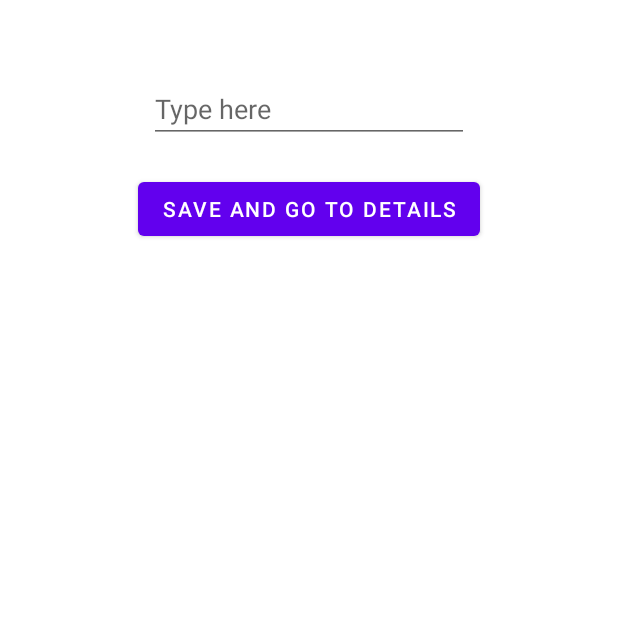
After one commit to priteshRane/AndroidLiveData, an Android app: the ListFragment screen opened through its navigation route, on a phone screen of 412 x 824 dp, the top half of it. The commit adds this screen. Run offline under Robolectric (Android 15) with nearby library versions, the phone set to English and light mode, and no system bars; our stand-ins replace data binding.

Commit message:
LiveData with String data example

```diff
--- a/app/build.gradle
+++ b/app/build.gradle
@@ -44,6 +44,7 @@ dependencies {
     implementation 'androidx.appcompat:appcompat:1.2.0'
     implementation 'com.google.android.material:material:1.2.1'
     implementation 'androidx.constraintlayout:constraintlayout:2.0.4'
+    implementation 'androidx.legacy:legacy-support-v4:1.0.0'
     testImplementation 'junit:junit:4.+'
     androidTestImplementation 'androidx.test.ext:junit:1.1.2'
     androidTestImplementation 'androidx.test.espresso:espresso-core:3.3.0'
--- a/app/src/main/java/com/example/androidlivedata/MainActivity.kt
+++ b/app/src/main/java/com/example/androidlivedata/MainActivity.kt
@@ -6,6 +6,8 @@ import android.util.Log
 import androidx.databinding.DataBindingUtil
 import androidx.lifecycle.Observer
 import androidx.lifecycle.ViewModelProvider
+import androidx.navigation.NavController
+import androidx.navigation.fragment.NavHostFragment
 import com.example.androidlivedata.data.network.MyApiService
 import com.example.androidlivedata.data.network.NetworkConnectionInterceptor
 import com.example.androidlivedata.data.repositories.MovieRepository
@@ -14,23 +16,20 @@ import com.example.androidlivedata.databinding.ActivityMainBinding
 class MainActivity : AppCompatActivity() {
 
     private val TAG = "MainActivity"
-    lateinit var viewModel: MainViewModel
+    private val networkConnectionInterceptor = NetworkConnectionInterceptor(this)
+    private val myApiService = MyApiService(networkConnectionInterceptor)
+    private val movieRepository = MovieRepository(myApiService)
+
     lateinit var viewModelFactory: MainViewModelFactory
     lateinit var binding: ActivityMainBinding
+    lateinit var navController: NavController
     override fun onCreate(savedInstanceState: Bundle?) {
         super.onCreate(savedInstanceState)
-        val networkConnectionInterceptor = NetworkConnectionInterceptor(this)
-        val myApiService = MyApiService(networkConnectionInterceptor)
-        val movieRepository = MovieRepository(myApiService)
 
         viewModelFactory = MainViewModelFactory(movieRepository)
-        viewModel = ViewModelProvider(this, viewModelFactory).get(MainViewModel::class.java)
-
         binding = DataBindingUtil.setContentView(this, R.layout.activity_main)
 
-        viewModel.getMovieList()
-        viewModel.movies.observe(this, Observer {
-            Log.i(TAG, it.toString())
-        })
+        val navHostFragment = supportFragmentManager.findFragmentById(R.id.nav_host_fragment) as NavHostFragment
+        navController = navHostFragment.navController
     }
 }
--- a/app/src/main/java/com/example/androidlivedata/MainViewModel.kt
+++ b/app/src/main/java/com/example/androidlivedata/MainViewModel.kt
@@ -9,12 +9,21 @@ import com.example.androidlivedata.data.repositories.MovieRepository
 import com.example.androidlivedata.util.Coroutines
 import com.example.androidlivedata.util.NoInternetException
 
-class MainViewModel constructor(private val movieRepository: MovieRepository) : ViewModel() {
+class MainViewModel(private val movieRepository: MovieRepository) : ViewModel() {
 
-    val TAG = "MovieListViewModel"
+    private val TAG = "MovieListViewModel"
     private val _movies = MutableLiveData<List<Movie>>()
-    val movies: LiveData<List<Movie>>
+    private val movies: LiveData<List<Movie>>
         get() = _movies
+    var data: MutableLiveData<String> = MutableLiveData<String>()
+
+    fun setDate(value: String) {
+        data.postValue(value)
+    }
+
+    fun getData(): LiveData<String> {
+        return data
+    }
 
     fun getMovieList(): LiveData<List<Movie>> {
         Log.i(TAG, "Get Movies")
--- /dev/null
+++ b/app/src/main/java/com/example/androidlivedata/ui/MainFragment.kt
@@ -0,0 +1,33 @@
+package com.example.androidlivedata.ui
+
+import android.os.Bundle
+import androidx.fragment.app.Fragment
+import android.view.LayoutInflater
+import android.view.View
+import android.view.ViewGroup
+import androidx.databinding.DataBindingUtil
+import androidx.navigation.Navigation
+import com.example.androidlivedata.R
+import com.example.androidlivedata.databinding.FragmentMainBinding
+
+class MainFragment : Fragment() {
+
+    lateinit var binding: FragmentMainBinding
+    override fun onCreate(savedInstanceState: Bundle?) {
+        super.onCreate(savedInstanceState)
+    }
+
+    override fun onCreateView(inflater: LayoutInflater, container: ViewGroup?,
+                              savedInstanceState: Bundle?): View? {
+        binding = DataBindingUtil.inflate(inflater, R.layout.fragment_main, container, false)
+        return binding.root
+    }
+
+    override fun onActivityCreated(savedInstanceState: Bundle?) {
+        super.onActivityCreated(savedInstanceState)
+        binding.btnStringExample.setOnClickListener {
+            val action = MainFragmentDirections.actionMainFragmentToListFragment()
+            Navigation.findNavController(it).navigate(action)
+        }
+    }
+}
--- /dev/null
+++ b/app/src/main/java/com/example/androidlivedata/ui/stringexample/list/ListFragment.kt
@@ -0,0 +1,47 @@
+package com.example.androidlivedata.ui.stringexample.list
+
+import android.os.Bundle
+import android.util.Log
+import android.view.LayoutInflater
+import android.view.View
+import android.view.ViewGroup
+import androidx.databinding.DataBindingUtil
+import androidx.fragment.app.Fragment
+import androidx.lifecycle.Observer
+import androidx.lifecycle.ViewModelProvider
+import androidx.navigation.Navigation
+import com.example.androidlivedata.MainActivity
+import com.example.androidlivedata.MainViewModel
+import com.example.androidlivedata.R
+import com.example.androidlivedata.databinding.FragmentListBinding
+
+class ListFragment : Fragment() {
+
+    private val TAG = "ListFragment"
+    lateinit var viewModel: MainViewModel
+    lateinit var binding: FragmentListBinding
+
+    override fun onCreateView(
+            inflater: LayoutInflater, container: ViewGroup?,
+            savedInstanceState: Bundle?
+    ): View? {
+        binding = DataBindingUtil.inflate(inflater, R.layout.fragment_list, container, false)
+        return binding.root
+    }
+
+    override fun onActivityCreated(savedInstanceState: Bundle?) {
+        super.onActivityCreated(savedInstanceState)
+        viewModel = ViewModelProvider(requireActivity(), (this.activity as MainActivity).viewModelFactory).get(MainViewModel::class.java)
+        viewModel.getData().observe(viewLifecycleOwner, Observer {
+            Log.i(TAG, it)
+            binding.etData.setText(it)
+        })
+
+        binding.btnSend.setOnClickListener {
+            viewModel.setDate(binding.etData.text.toString())
+
+            val action = ListFragmentDirections.actionListFragmentToDetailsFragment()
+            Navigation.findNavController(it).navigate(action)
+        }
+    }
+}
--- a/app/src/main/res/layout/activity_main.xml
+++ b/app/src/main/res/layout/activity_main.xml
@@ -8,14 +8,17 @@
         android:layout_height="match_parent"
         tools:context=".MainActivity">
 
-        <TextView
-            android:layout_width="wrap_content"
-            android:layout_height="wrap_content"
-            android:text="Hello World!"
+        <androidx.fragment.app.FragmentContainerView
+            android:id="@+id/nav_host_fragment"
+            android:name="androidx.navigation.fragment.NavHostFragment"
+            android:layout_width="match_parent"
+            android:layout_height="match_parent"
             app:layout_constraintBottom_toBottomOf="parent"
-            app:layout_constraintLeft_toLeftOf="parent"
-            app:layout_constraintRight_toRightOf="parent"
-            app:layout_constraintTop_toTopOf="parent" />
+            app:layout_constraintEnd_toEndOf="parent"
+            app:layout_constraintStart_toStartOf="parent"
+            app:layout_constraintTop_toTopOf="parent"
+            app:defaultNavHost="true"
+            app:navGraph="@navigation/main_nav_graph" />
 
     </androidx.constraintlayout.widget.ConstraintLayout>
 </layout>
--- /dev/null
+++ b/app/src/main/res/layout/fragment_list.xml
@@ -0,0 +1,33 @@
+<?xml version="1.0" encoding="utf-8"?>
+<layout xmlns:android="http://schemas.android.com/apk/res/android"
+    xmlns:app="http://schemas.android.com/apk/res-auto"
+    xmlns:tools="http://schemas.android.com/tools"
+    tools:context=".ui.stringexample.list.ListFragment">
+
+    <androidx.constraintlayout.widget.ConstraintLayout
+        android:layout_width="match_parent"
+        android:layout_height="match_parent">
+
+        <EditText
+            android:id="@+id/et_data"
+            android:layout_width="wrap_content"
+            android:layout_height="wrap_content"
+            android:layout_marginTop="50dp"
+            android:ems="10"
+            android:inputType="textPersonName"
+            app:layout_constraintEnd_toEndOf="parent"
+            app:layout_constraintStart_toStartOf="parent"
+            app:layout_constraintTop_toTopOf="parent"
+            android:hint="Type here"/>
+
+        <Button
+            android:id="@+id/btn_send"
+            android:layout_width="wrap_content"
+            android:layout_height="wrap_content"
+            android:layout_marginTop="20dp"
+            android:text="Save and Go to Details"
+            app:layout_constraintEnd_toEndOf="parent"
+            app:layout_constraintStart_toStartOf="parent"
+            app:layout_constraintTop_toBottomOf="@+id/et_data" />
+    </androidx.constraintlayout.widget.ConstraintLayout>
+</layout>
--- /dev/null
+++ b/app/src/main/res/navigation/main_nav_graph.xml
@@ -0,0 +1,31 @@
+<?xml version="1.0" encoding="utf-8"?>
+<navigation xmlns:android="http://schemas.android.com/apk/res/android"
+    xmlns:app="http://schemas.android.com/apk/res-auto"
+    xmlns:tools="http://schemas.android.com/tools"
+    android:id="@+id/main_nav_graph"
+    app:startDestination="@id/mainFragment">
+
+    <fragment
+        android:id="@+id/mainFragment"
+        android:name="com.example.androidlivedata.ui.MainFragment"
+        android:label="fragment_main"
+        tools:layout="@layout/fragment_main" >
+        <action
+            android:id="@+id/action_mainFragment_to_listFragment"
+            app:destination="@id/listFragment" />
+    </fragment>
+    <fragment
+        android:id="@+id/listFragment"
+        android:name="com.example.androidlivedata.ui.stringexample.list.ListFragment"
+        android:label="fragment_list"
+        tools:layout="@layout/fragment_list" >
+        <action
+            android:id="@+id/action_listFragment_to_detailsFragment"
+            app:destination="@id/detailsFragment" />
+    </fragment>
+    <fragment
+        android:id="@+id/detailsFragment"
+        android:name="com.example.androidlivedata.ui.stringexample.details.DetailsFragment"
+        android:label="fragment_details"
+        tools:layout="@layout/fragment_details" />
+</navigation>
--- a/app/src/main/res/values/strings.xml
+++ b/app/src/main/res/values/strings.xml
@@ -1,3 +1,6 @@
 <resources>
     <string name="app_name">AndroidLiveData</string>
+    <!-- TODO: Remove or change this placeholder text -->
+    <string name="hello_blank_fragment">Hello blank fragment</string>
+    <string name="string_example">String Example</string>
 </resources>
```
Also changed, not shown: app/src/main/java/com/example/androidlivedata/ui/stringexample/details/DetailsFragment.kt (added, +45 -0 lines), app/src/main/res/layout/fragment_details.xml (added, +33 -0 lines), app/src/main/res/layout/fragment_main.xml (added, +22 -0 lines).
